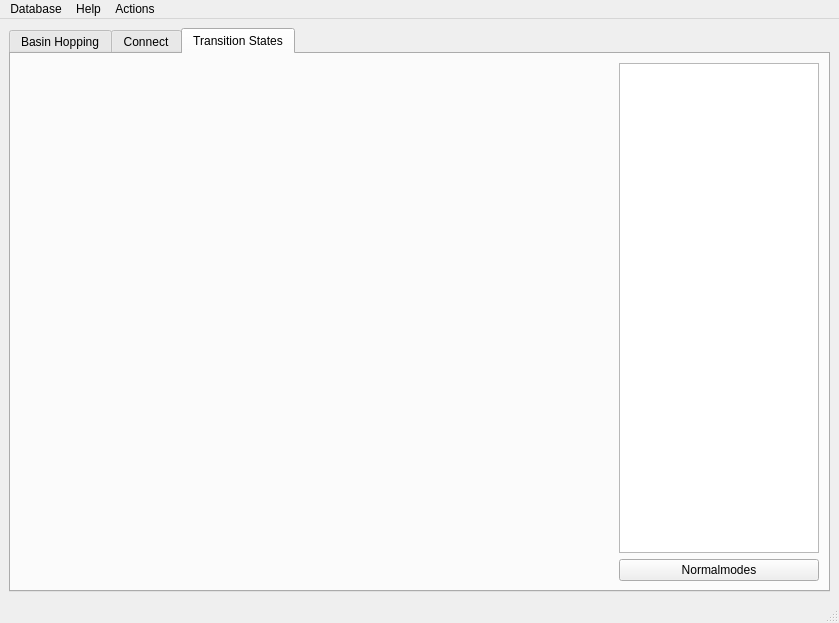
Before: the Qt Designer form pygmin/gui/MainWindow.ui in pele-python/pele, drawn with Qt 5.
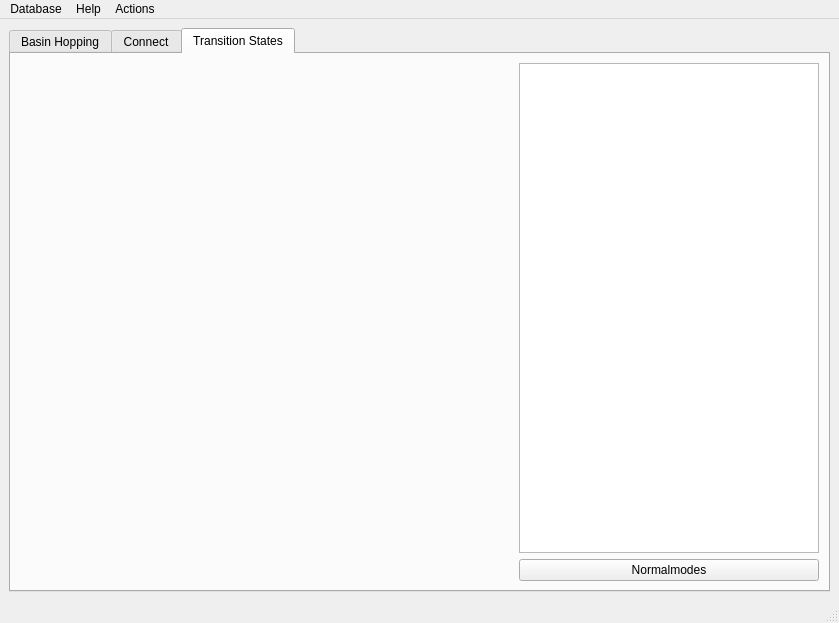
After: the same form once the commit is applied. The open tabs and pages were chosen to show the change. Custom widgets are drawn as their Qt base class.

Commit message: make transition state list into a table

Diff of the .ui file:
```diff
--- a/pygmin/gui/MainWindow.ui
+++ b/pygmin/gui/MainWindow.ui
@@ -357,22 +357,40 @@
         <item row="0" column="2">
          <layout class="QVBoxLayout" name="verticalLayout_9" stretch="0,0">
           <item>
-           <widget class="QListView" name="list_TS">
+           <widget class="QTableView" name="list_TS">
             <property name="sizePolicy">
-             <sizepolicy hsizetype="Maximum" vsizetype="Expanding">
+             <sizepolicy hsizetype="Expanding" vsizetype="Expanding">
               <horstretch>0</horstretch>
               <verstretch>0</verstretch>
              </sizepolicy>
             </property>
             <property name="maximumSize">
              <size>
-              <width>200</width>
+              <width>300</width>
               <height>16777215</height>
              </size>
             </property>
             <property name="editTriggers">
              <set>QAbstractItemView::NoEditTriggers</set>
             </property>
+            <property name="selectionMode">
+             <enum>QAbstractItemView::SingleSelection</enum>
+            </property>
+            <property name="sortingEnabled">
+             <bool>true</bool>
+            </property>
+            <attribute name="horizontalHeaderCascadingSectionResizes">
+             <bool>true</bool>
+            </attribute>
+            <attribute name="horizontalHeaderDefaultSectionSize">
+             <number>80</number>
+            </attribute>
+            <attribute name="horizontalHeaderMinimumSectionSize">
+             <number>20</number>
+            </attribute>
+            <attribute name="verticalHeaderVisible">
+             <bool>false</bool>
+            </attribute>
            </widget>
           </item>
           <item>
```
Left out of the diff: 2 changed lines with no effect on the pictures. The commit also changes 3 other files.
